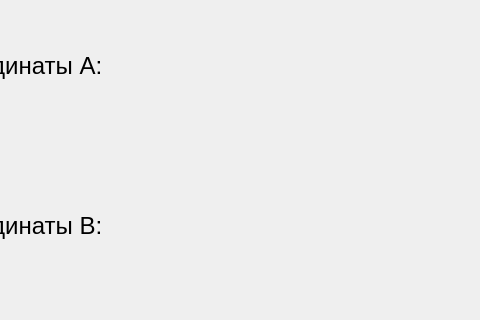
Above: mainwindow.ui from zarovDeveloper/geodeticProblem before the change; both pictures show x 288 to 768 and y 0 to 320 of the 768 by 510 pixel window. Below: the same form after it.
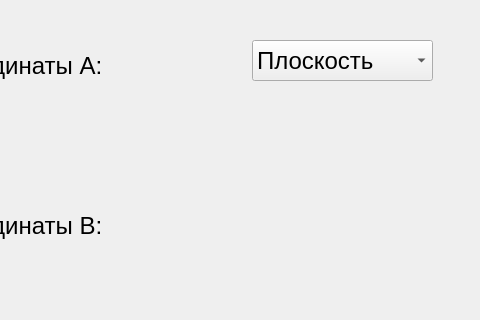
That is the form after the change. The open tabs and pages were chosen to show the change.

Commit message: New class; solve in sphere

The edit to the form file:
```diff
--- a/mainwindow.ui
+++ b/mainwindow.ui
@@ -1053,6 +1053,26 @@
        <string>м</string>
       </property>
      </widget>
+     <widget class="QComboBox" name="comboBox_inverseGD">
+      <property name="geometry">
+       <rect>
+        <x>540</x>
+        <y>30</y>
+        <width>181</width>
+        <height>41</height>
+       </rect>
+      </property>
+      <item>
+       <property name="text">
+        <string>Плоскость</string>
+       </property>
+      </item>
+      <item>
+       <property name="text">
+        <string>Сфера</string>
+       </property>
+      </item>
+     </widget>
     </widget>
     <widget class="QWidget" name="resReversGD_page">
      <widget class="QLabel" name="label_resReverseGD_minutes">
```
Left out of the diff: 87 changed lines with no effect on the pictures. The commit also changes 6 other files.
